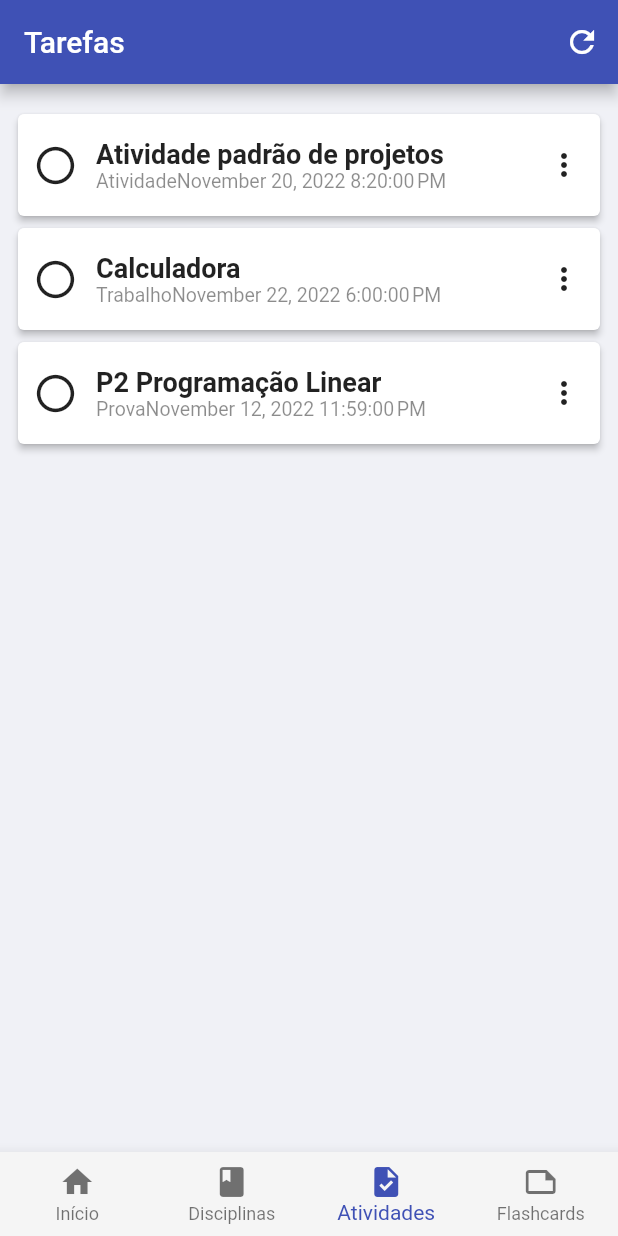
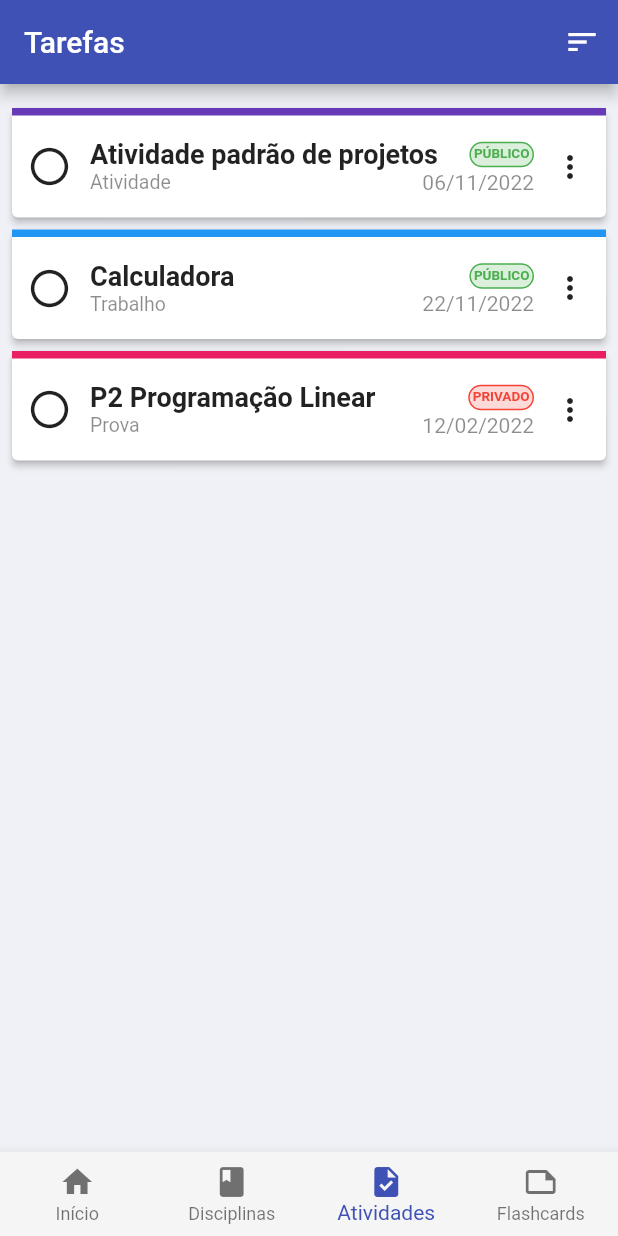
Before and after one commit to GL-Tech-Solutions/to-do-list-universitario, a Flutter app: the screen it shows after launch, swiped to page 3, on a phone screen of 412 x 824 dp. Run offline on Flutter 3.47's test engine with Material 2 defaults, Android fonts, the phone set to English and light mode, and no system bars; our stand-ins replace shared_preferences; missing offline and left inert: dart:ffi.

Commit message:
Commit 3

```diff
--- a/lib/models/tarefa.dart
+++ b/lib/models/tarefa.dart
@@ -1,6 +1,7 @@
 //Classe model para as tarefas
 import 'package:flutter/material.dart';
 import 'package:flutter_aula_1/models/disciplina.dart';
+import 'package:intl/intl.dart';
 
 class Tarefa {
   int cod;
--- a/lib/pages/tarefas_page.dart
+++ b/lib/pages/tarefas_page.dart
@@ -16,8 +16,6 @@ class TarefasPage extends StatefulWidget {
 
 class _TarefasPageState extends State<TarefasPage> {
   late ListarTarefas tarefas;
-  //var tarefa = context.watch<ListarTarefas>();
-  //var tarefa = Provider.of<ListarTarefas>(context);
 
   @override
   Widget build(BuildContext context) {
@@ -26,7 +24,7 @@ class _TarefasPageState extends State<TarefasPage> {
         title: Text('Tarefas'),
         actions: [
           IconButton(
-            icon: Icon(Icons.refresh),
+            icon: Icon(Icons.sort),
             onPressed: () => context.read<ListarTarefas>().refresh()
           )
         ],
@@ -34,7 +32,7 @@ class _TarefasPageState extends State<TarefasPage> {
       body: Container(
         color: Colors.indigo.withOpacity(0.05),
         height: MediaQuery.of(context).size.height,
-        padding: EdgeInsets.all(12.0),
+        padding: EdgeInsets.all(8),
         child: Consumer<ListarTarefas>(
           builder: (context, tarefas, child) {
             return tarefas.lista.isEmpty
--- a/lib/repositories/disciplina_repository.dart
+++ b/lib/repositories/disciplina_repository.dart
@@ -12,42 +12,42 @@ class DisciplinaRepository {
     ),
     Disciplina(
       cod: 2,
-      cor: Colors.primaries[1],
+      cor: Colors.primaries[3],
       nome: 'Programação para Dispositivos Móveis',
       professor: 'José William',
       descricao: ''
     ),
     Disciplina(
       cod: 3,
-      cor: Colors.primaries[2],
+      cor: Colors.primaries[5],
       nome: 'Programação Linear',
       professor: 'Carlos Fragoso',
       descricao: ''
     ),
     Disciplina(
       cod: 4,
-      cor: Colors.primaries[3],
+      cor: Colors.primaries[1],
       nome: 'Engenharia de Software III',
       professor: 'Simone',
       descricao: ''
     ),
     Disciplina(
       cod: 5,
-      cor: Colors.primaries[4],
+      cor: Colors.primaries[8],
       nome: 'Inglês V',
       professor: 'Elenir',
       descricao: ''
     ),
     Disciplina(
       cod: 6,
-      cor: Colors.primaries[5],
+      cor: Colors.primaries[17],
       nome: 'Laboratório de Banco de Dados',
       professor: 'Marcio',
       descricao: ''
     ),
     Disciplina(
       cod: 7,
-      cor: Colors.primaries[6],
+      cor: Colors.primaries[12],
       nome: 'Sistemas Operacionais II',
       professor: 'Helder',
       descricao: ''
--- a/lib/repositories/tarefa_respository.dart
+++ b/lib/repositories/tarefa_respository.dart
@@ -1,14 +1,18 @@
+import 'package:flutter_aula_1/models/disciplina.dart';
+import 'package:flutter_aula_1/repositories/disciplina_repository.dart';
 import '../models/tarefa.dart';
 
 class TarefaRepository {
+  late List<Disciplina> disciplinas;
+
   static List<Tarefa> tabela = [
     Tarefa(
       cod: 1,
       nome: 'Atividade padrão de projetos',
       descricao: '',
-      codDisciplina: 4,
+      codDisciplina: 1,
       tipo: 'Atividade',
-      data: DateTime.parse('2022-11-20 20:20:00'),
+      data: DateTime.parse('2022-11-06 18:00:00'),
       status: 'Finalizado',
       visibilidade: true,
     ),
@@ -28,7 +32,7 @@ class TarefaRepository {
       descricao: '',
       codDisciplina: 3,
       tipo: 'Prova',
-      data: DateTime.parse('2022-11-12 23:59:00'),
+      data: DateTime.parse('2022-02-12 18:00:00'),
       status: 'Aberto',
       visibilidade: false,
     ),
--- a/lib/widgets/tarefa_card.dart
+++ b/lib/widgets/tarefa_card.dart
@@ -1,4 +1,5 @@
 import 'package:flutter/material.dart';
+import 'package:flutter_aula_1/repositories/disciplina_repository.dart';
 import 'package:flutter_aula_1/repositories/listar_tarefas.dart';
 import 'package:intl/intl.dart';
 import 'package:provider/provider.dart';
@@ -31,8 +32,16 @@ class _TarefaCardState extends State<TarefaCard> {
       elevation: 2,
       child: InkWell(
         //onTap: () => abrirDetalhes(),
-        child: Padding(
+        child: Container(
           padding: EdgeInsets.only(top: 10, bottom: 10, left: 10),
+          decoration: BoxDecoration(
+            border: Border(
+              top:  BorderSide(
+                color: DisciplinaRepository.tabela[widget.tarefa.codDisciplina].cor, //Pega a cor selecionada da disciplina e a coloca na borda superior
+                width: 5
+              ),
+            ),
+          ),
           child: Row(
             children: [
               Icon(
@@ -45,14 +54,61 @@ class _TarefaCardState extends State<TarefaCard> {
                   child: Column(
                     crossAxisAlignment: CrossAxisAlignment.start,
                     children: [
-                      Text(
-                        widget.tarefa.nome,
-                        style: TextStyle(
-                          fontSize: 18,
-                          fontWeight: FontWeight.w600,
-                        ),
+                      Row(
+                        mainAxisAlignment: MainAxisAlignment.spaceBetween,
+                        children: [
+                          Flexible(
+                            child: Text(
+                              widget.tarefa.nome,
+                              style: TextStyle(
+                              fontSize: 18,
+                              fontWeight: FontWeight.w600,
+                              ),
+                            ),
+                          ),
+                          widget.tarefa.visibilidade
+                          ? Container(
+                              padding: EdgeInsets.all(2),
+                              decoration: BoxDecoration(
+                                color: Colors.green.withOpacity(0.2),
+                                border: Border.all(
+                                  color: Colors.green,
+                                  width: 1
+                                ),
+                                borderRadius: BorderRadius.circular(100)
+                              ),
+                              child: Text(
+                                'PÚBLICO',
+                                style: TextStyle(
+                                  fontSize: 9,
+                                  fontWeight: FontWeight.bold,
+                                  color: Colors.green
+                                ),
+                              ),
+                          )
+                          : Container(
+                              padding: EdgeInsets.all(2),
+                              decoration: BoxDecoration(
+                                color: Colors.red.withOpacity(0.2),
+                                border: Border.all(
+                                  color: Colors.red,
+                                  width: 1
+                                ),
+                                borderRadius: BorderRadius.circular(100),
+                              ),
+                              child: Text(
+                                'PRIVADO',
+                                style: TextStyle(
+                                  fontSize: 9,
+                                  fontWeight: FontWeight.bold,
+                                  color: Colors.red
+                                ),
+                              ),
+                          )
+                        ],
                       ),
                       Row(
+                        mainAxisAlignment: MainAxisAlignment.spaceBetween,
                         children: [
                           Text(
                             widget.tarefa.tipo,
@@ -62,9 +118,9 @@ class _TarefaCardState extends State<TarefaCard> {
                             ),
                           ),
                           Text(
-                            DateFormat().format(widget.tarefa.data),
+                            DateFormat('dd/MM/yyyy').format(widget.tarefa.data),
                             style: TextStyle(
-                              fontSize: 13,
+                              fontSize: 14,
                               color: Colors.black45,
                             ),
                           ),
--- a/pubspec.yaml
+++ b/pubspec.yaml
@@ -29,7 +29,7 @@ environment:
 dependencies:
   flutter:
     sdk: flutter
-  intl:
+  intl: ^0.17.0
   provider: ^6.0.3
   shared_preferences: ^2.0.6
 
```
